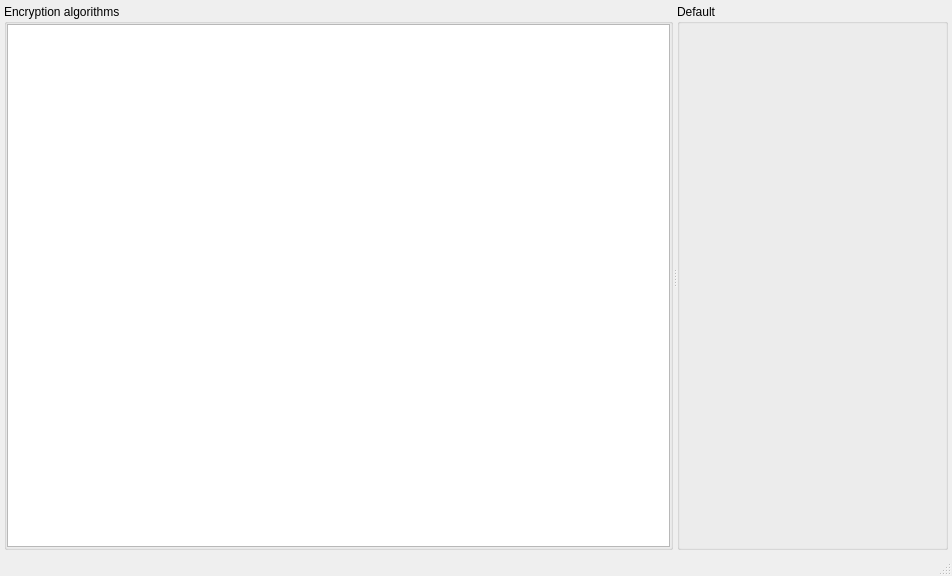
The window that src/gui/mainwindow.ui (vasilypht/crypto-methods) describes before a commit, drawn with Qt 5.
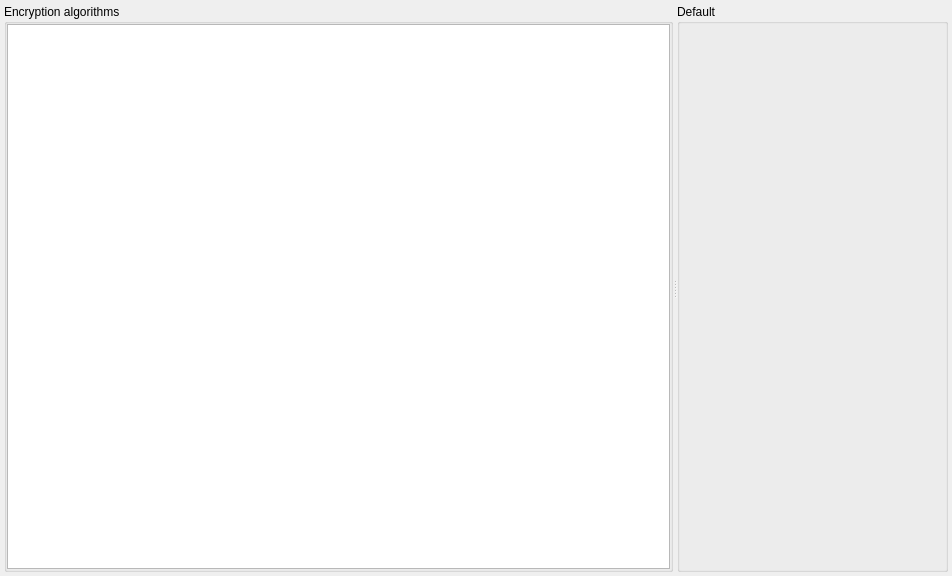
The same window after the commit.

Commit message: Deleted status bar

```diff
--- a/src/gui/mainwindow.ui
+++ b/src/gui/mainwindow.ui
@@ -157,7 +157,6 @@
     </sizepolicy>
    </property>
   </widget>
-  <widget class="QStatusBar" name="statusbar"/>
  </widget>
  <resources/>
  <connections/>
```
The commit also changes 1 other file.
